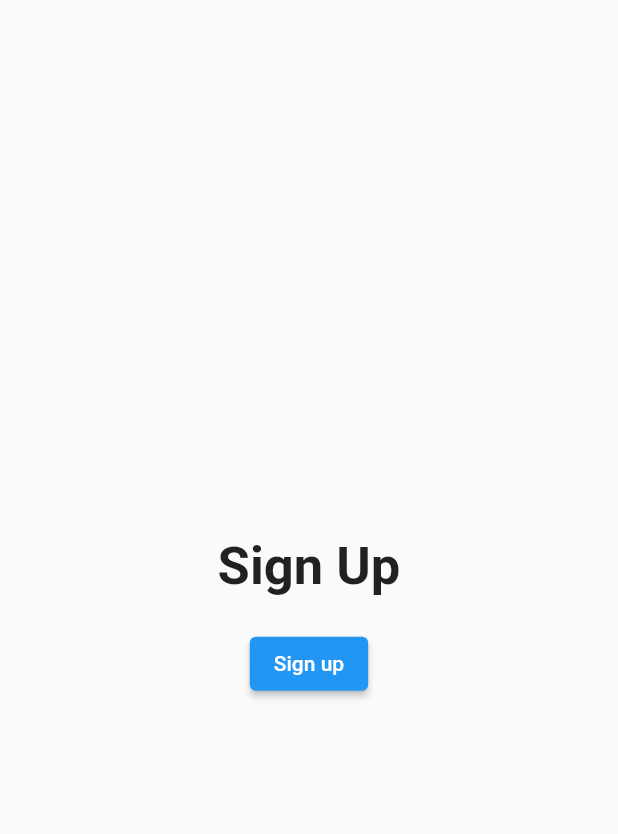
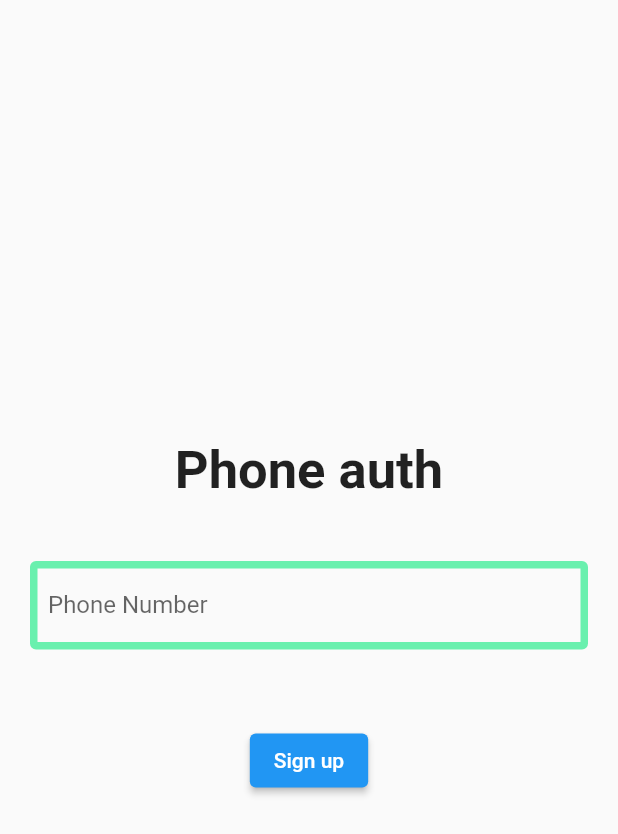
Before and after one commit to maharab12/flutter_widgets_and_more, a Flutter app: the screen it shows after launch, after a tap on "Sign up", on a phone screen of 412 x 824 dp. Shown: the top 834 px of the screen. Run offline on Flutter 3.47's test engine with Material 2 defaults, Android fonts, the phone set to English and light mode, and no system bars; our stand-ins replace firebase_auth, firebase_core, google_sign_in; accounts and stored records are empty; network calls fail.

Commit message:
flutter Auth with PhoneNumber

```diff
--- a/lib/main.dart
+++ b/lib/main.dart
@@ -1,5 +1,6 @@
 import 'package:firebase_auth/firebase_auth.dart';
 import 'package:firebase_core/firebase_core.dart';
+import 'package:flutter/cupertino.dart';
 import 'package:flutter/material.dart';
 import 'package:google_sign_in/google_sign_in.dart';
 
@@ -27,23 +28,58 @@ class Homepage extends StatefulWidget {
 }
 
 class _HomepageState extends State<Homepage> {
-  Future signIn() async {
-    try {
-      final GoogleSignInAccount? googleSignInAccount = await GoogleSignIn().signIn();
-      final GoogleSignInAuthentication? googleSignInAuthentication = await googleSignInAccount?.authentication;
-      final AuthCredential credential = GoogleAuthProvider.credential(
-        idToken: googleSignInAuthentication?.idToken,
-        accessToken: googleSignInAuthentication?.accessToken,
-      );
-      final UserCredential authResult = await FirebaseAuth.instance.signInWithCredential(credential);
-      final User? user = authResult.user;
-      if (user != null) {
-        Navigator.push(context, MaterialPageRoute(builder: (context) => Home()));
-      }
-    } catch (e) {
-      print("Error during sign-in: $e");
-      // Handle the error here
-    }
+  FirebaseAuth _auth = FirebaseAuth.instance;
+  TextEditingController pincontroller=TextEditingController();
+  TextEditingController phonecontroller=TextEditingController();
+
+  phoneAuth() async {
+    await _auth.verifyPhoneNumber(
+      phoneNumber: phonecontroller.text,
+        timeout: Duration(seconds: 40),
+         verificationCompleted: (PhoneAuthCredential credential)async{
+        var result= await _auth.signInWithCredential(credential);
+        User? user=result.user;
+        if(user!=null){
+          Navigator.push(context, CupertinoPageRoute(builder: (context)=>Home()));
+        }
+        },
+        verificationFailed: (FirebaseAuthException exception){
+        return print(exception);
+        },
+      // if verifyPhoneNumber doesn't work means automaticly doesn't work then the manual code or below function will work
+
+        codeSent: (String verificationId, int? resendToken){
+        showDialog(context: context, builder: (context){
+          return AlertDialog(
+            title: Text("Enter the code"),
+            content: Column(
+              children: [
+                TextField(
+                  controller: pincontroller,
+                ),
+                ElevatedButton(onPressed: () async {
+                  var smscode= pincontroller.text;
+                  PhoneAuthCredential phoneauthcredential = PhoneAuthProvider.credential(
+                      verificationId: verificationId,
+                      smsCode: smscode,);
+                  var result= await _auth.signInWithCredential(phoneauthcredential);
+                  User? user=result.user;
+                  if(user!=null){
+                    Navigator.push(context, CupertinoPageRoute(builder: (context)=>Home()));
+                  }
+
+
+                }, child: Text("Send"))
+              ],
+            ),
+          );
+        });
+        },
+        codeAutoRetrievalTimeout: (String verificationId){
+
+        },
+
+    );
   }
 
   @override
@@ -51,21 +87,32 @@ class _HomepageState extends State<Homepage> {
     return Scaffold(
       body: Center(
         child: Padding(
-          padding: EdgeInsets.all(15),
+          padding: EdgeInsets.all(20),
           child: Column(
             mainAxisAlignment: MainAxisAlignment.center,
             children: [
-              Text(
-                "Sign Up",
+              const Text(
+                "Phone auth",
                 style: TextStyle(
                   fontSize: 35,
                   fontWeight: FontWeight.bold,
                 ),
               ),
-              SizedBox(height: 20),
+              SizedBox(height: 40),
+              TextFormField(
+                controller: phonecontroller,
+                  decoration: InputDecoration(
+                      labelText: "Phone Number",
+                      enabledBorder:OutlineInputBorder(
+                      borderSide: BorderSide(color: Colors.greenAccent,width: 5)
+                  )),
+                  onChanged: (value) {
+                    setState(() {});
+                  }),
+              SizedBox(height: 50,),
               ElevatedButton(
                 onPressed: () {
-                  signIn();
+                  phoneAuth();
                 },
                 child: Text("Sign up"),
               )
```
Also changed, not shown: lib/home..dart (+1 -7 lines), lib/login.dart (deleted, +0 -86 lines).
